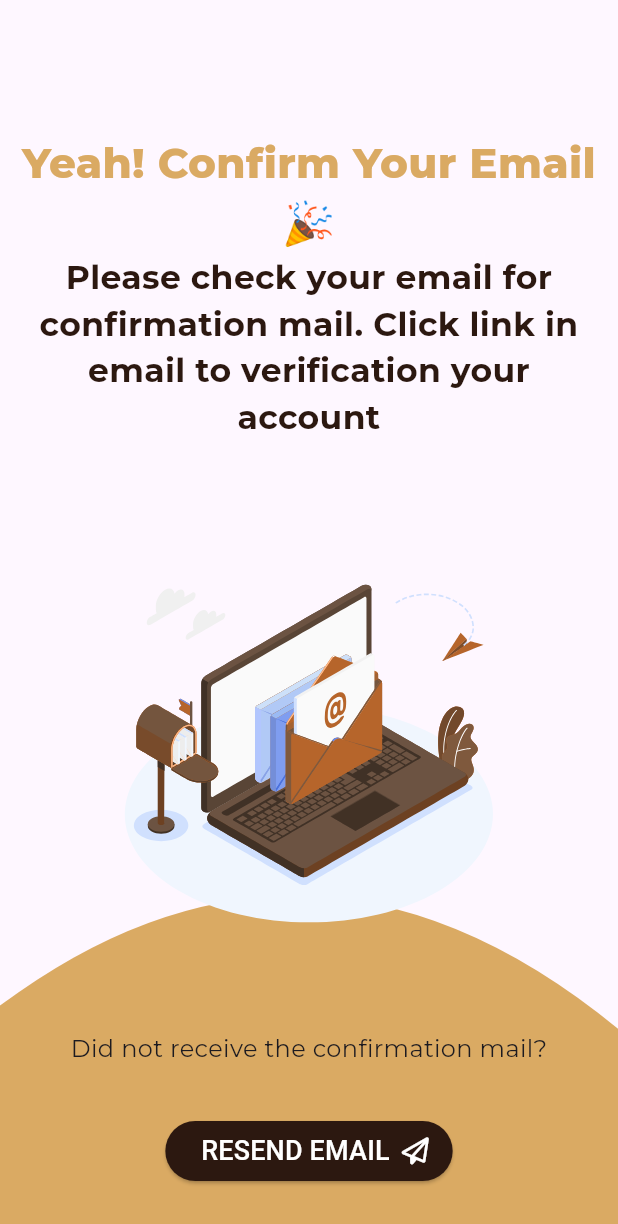
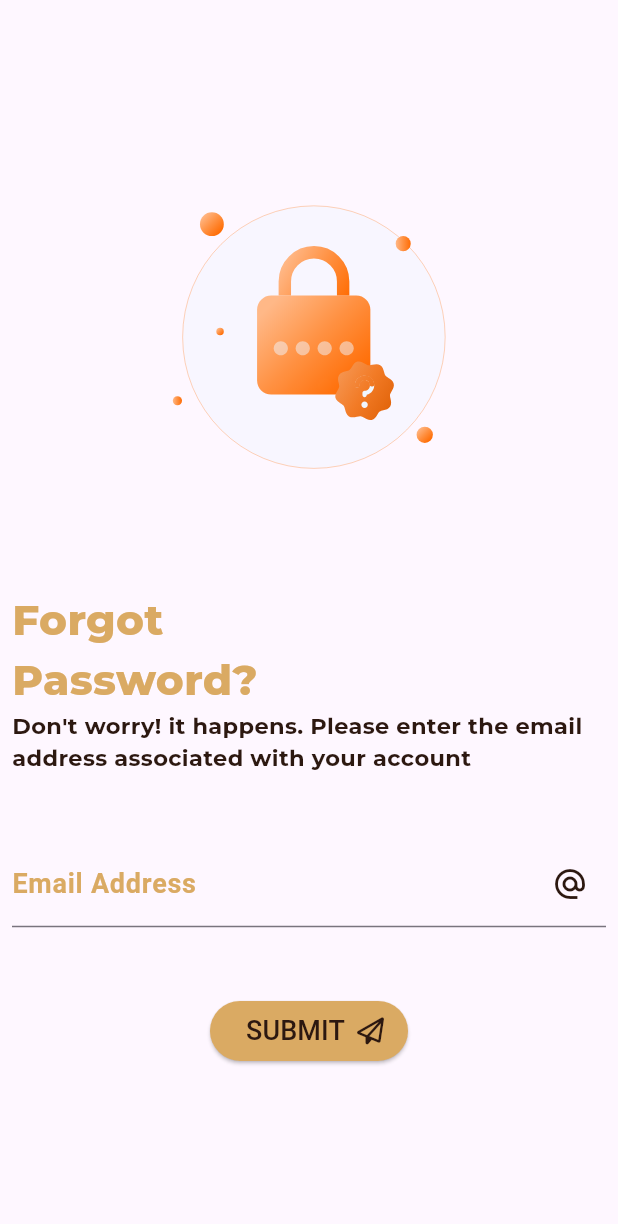
Before and after one commit to Shehab611/book, a Flutter app: the screen it shows after launch, on a phone screen of 412 x 824 dp. Shown: the top 1224 px of the screen. Run offline on Flutter 3.47's test engine with Material 2 defaults, Android fonts, the phone set to English and light mode, and no system bars; our stand-ins replace cloud_firestore, device_preview, dio, file_picker, firebase_auth, firebase_core and 8 more; accounts and stored records are empty.

Commit message:
forget_password_screen.dart ui is done

```diff
--- a/lib/core/utils/app_router.dart
+++ b/lib/core/utils/app_router.dart
@@ -1,4 +1,5 @@
-import 'package:book/features/authentication/presentation/views/complete_profile.dart';
+import 'package:book/features/authentication/presentation/views/complete_profile_screen.dart';
+import 'package:book/features/authentication/presentation/views/forget_password_screen.dart';
 import 'package:book/features/authentication/presentation/views/login_screen.dart';
 import 'package:book/features/authentication/presentation/views/register_screen.dart';
 import 'package:book/features/authentication/presentation/views/verification_screen.dart';
@@ -10,11 +11,13 @@ abstract class AppRouter {
   static const String kRegisterScreen = '/RegisterScreen';
   static const String kCompleteProfile = '/CompleteProfile';
   static const String kVerificationScreen = '/VerificationScreen';
+  static const String kForgetPasswordScreen = '/ForgetPasswordScreen';
 
   static final Map<String,WidgetBuilder> routes={
     kLoginScreen:(BuildContext context)=>const LoginScreen(),
     kRegisterScreen:(BuildContext context)=> const RegisterScreen(),
     kCompleteProfile:(BuildContext context)=>const CompleteProfileScreen(),
     kVerificationScreen:(BuildContext context)=>const VerificationScreen(),
+    kForgetPasswordScreen:(BuildContext context)=>const ForgetPasswordScreen(),
   };
 }
--- a/lib/features/authentication/presentation/components/text_field.dart
+++ b/lib/features/authentication/presentation/components/text_field.dart
@@ -11,7 +11,9 @@ class MyTextField extends StatelessWidget {
       this.isLast = false,
       this.enabled = true,
       required this.controller,
-      this.validator, this.onFieldSubmitted});
+      this.validator, this.onFieldSubmitted,
+      this.iconColor=kColor,this.labelColor=kColor, this.keyboardType
+      });
 
   final String labelText;
   final IconData iconData;
@@ -21,11 +23,14 @@ class MyTextField extends StatelessWidget {
   final TextEditingController controller;
   final String? Function(String?)? validator;
   final void Function(String?)? onFieldSubmitted;
+  final Color iconColor;
+  final Color labelColor;
+  final TextInputType? keyboardType;
   @override
   Widget build(BuildContext context) {
     return TextFormField(
-
       enabled: enabled,
+      keyboardType:keyboardType ,
       textInputAction: switch (isLast) {
         true => TextInputAction.done,
         false => TextInputAction.next
@@ -38,13 +43,13 @@ class MyTextField extends StatelessWidget {
         ),
         suffixIcon: Icon(
           iconData,
-          color: kColor,
+          color: iconColor,
         ),
         focusColor: kColor,
         focusedBorder: const UnderlineInputBorder(),
         labelText: labelText,
-        labelStyle: const TextStyle(
-            color: kColor, fontSize: 18, fontWeight: FontWeight.bold),
+        labelStyle:  TextStyle(
+            color: labelColor, fontSize: 18, fontWeight: FontWeight.bold),
       ),
       obscureText: obscureText,
       validator: validator,
--- a/lib/features/authentication/presentation/components/texts.dart
+++ b/lib/features/authentication/presentation/components/texts.dart
@@ -11,7 +11,7 @@ class TextWidget extends StatelessWidget {
       this.aboveTextAlign=TextAlign.left,
       this.bottomTextAlign=TextAlign.left,
         this.aboveTextColor=kColor,
-        this.bottomTextColor=kDefaultColor,
+        this.bottomTextColor=kDefaultColor, this.aboveTextFontSize, this.bottomTextFontSize,
       });
 
   final String aboveText;
@@ -21,7 +21,8 @@ class TextWidget extends StatelessWidget {
   final TextAlign bottomTextAlign;
   final String bottomText;
   final CrossAxisAlignment crossAxisAlignment;
-
+  final double? aboveTextFontSize;
+  final double? bottomTextFontSize;
   @override
   Widget build(BuildContext context) {
     return Column(
@@ -33,7 +34,7 @@ class TextWidget extends StatelessWidget {
           style:
               GoogleFonts.montserrat(color: aboveTextColor, fontWeight: FontWeight.w800)
                   .copyWith(
-                      fontSize:
+                      fontSize:aboveTextFontSize??
                           Theme.of(context).textTheme.headlineMedium?.fontSize
               ),
         ),
@@ -43,7 +44,7 @@ class TextWidget extends StatelessWidget {
           style: GoogleFonts.montserrat(
                   color: bottomTextColor, fontWeight: FontWeight.bold)
               .copyWith(
-                  fontSize:
+                  fontSize:bottomTextFontSize??
                   Theme.of(context).textTheme.titleLarge?.fontSize
           ),
         ),
--- /dev/null
+++ b/lib/features/authentication/presentation/views/forget_password_screen.dart
@@ -0,0 +1,135 @@
+import 'package:book/constants.dart';
+import 'package:book/core/utils/app_router.dart';
+import 'package:book/features/authentication/presentation/components/button_widget.dart';
+import 'package:book/features/authentication/presentation/components/texts.dart';
+import 'package:flutter/material.dart';
+import 'package:font_awesome_flutter/font_awesome_flutter.dart';
+import 'package:google_fonts/google_fonts.dart';
+import 'package:lottie/lottie.dart';
+
+import '../components/text_field.dart';
+
+class ForgetPasswordScreen extends StatelessWidget {
+  const ForgetPasswordScreen({super.key});
+
+  static TextEditingController emailController = TextEditingController();
+  static bool isVisible = false;
+  static var formKey = GlobalKey<FormState>();
+
+  @override
+  Widget build(BuildContext context) {
+    final Size size = MediaQuery.of(context).size;
+
+    return Scaffold(
+      appBar: AppBar(
+        elevation: 0,
+      ),
+      body: Form(
+        key: formKey,
+        child: Padding(
+          padding: const EdgeInsets.symmetric(horizontal: 8.0),
+          child: SingleChildScrollView(
+            child: SizedBox(
+              height: size.height *.85,
+              child: Column(
+                crossAxisAlignment: CrossAxisAlignment.start,
+                mainAxisAlignment: MainAxisAlignment.spaceEvenly,
+                children: [
+                  Center(
+                    child: Lottie.asset(
+                      'assets/animated_json/reset_password_animation.json',
+                      height: size.height * .3,
+                    ),
+                  ),
+                  const TextWidget(
+                      aboveText: 'Forgot\nPassword?',
+                      bottomTextColor: kColor,
+                      aboveTextColor: kDefaultColor,
+                      bottomTextFontSize: 15,
+                      bottomText:
+                      'Don\'t worry! it happens. Please enter the email address associated with your account'),
+                  MyTextField(
+                      labelText: 'Email Address',
+                      keyboardType: TextInputType.emailAddress,
+                      labelColor: kDefaultColor,
+                      validator: (String? value) {
+                        switch (value!.isEmpty) {
+                          case true:
+                            return 'Email can not be empty';
+                          case false:
+                            bool isEmail = RegExp(
+                                r"^[a-zA-Z\d.a-zA-Z\d.!#$%&'*+-/=?^_`{|}~]+@[a-zA-Z\d]+\.[a-zA-Z]+")
+                                .hasMatch(value);
+                            return (isEmail)
+                                ? null
+                                : 'Please Enter a valid Email Address';
+                        }
+                      },
+                      iconData: Icons.alternate_email,
+                      controller: emailController),
+                  Center(
+                    child: ButtonWidget(
+                      onPressed: () {
+                        if (formKey.currentState!.validate()) {
+                          // todo :: send reset password email
+                          showDialog(
+                            context: context,
+                            builder: (BuildContext context) {
+                              return AlertDialog(
+                                title: Text(
+                                  "Password Reset",
+                                  style: GoogleFonts.montserrat(
+                                      color: kDefaultColor,
+                                      fontWeight: FontWeight.w800)
+                                      .copyWith(
+                                      fontSize: Theme.of(context)
+                                          .textTheme
+                                          .headlineSmall
+                                          ?.fontSize),
+                                ),
+                                content: Text(
+                                    "Your Reset Password mail has been sent to your email.\nPlease for the instructions provided in this mail.",
+                                    style: GoogleFonts.montserrat(
+                                        color: kDefaultColor,
+                                        fontWeight: FontWeight.w600)
+                                        .copyWith(
+                                        fontSize: Theme.of(context)
+                                            .textTheme
+                                            .bodyMedium
+                                            ?.fontSize)),
+                                backgroundColor: kColor,
+                                shape: OutlineInputBorder(
+                                    borderRadius: BorderRadius.circular(15)),
+                                elevation: 10,
+                                actions: [
+                                  Center(
+                                    child: ButtonWidget(
+                                      onPressed: () {
+                                        Navigator.pushReplacementNamed(
+                                            context, AppRouter.kLoginScreen);
+                                      },
+                                      iconData: Icons.check_circle_rounded,
+                                      buttonText: 'Go to Login Page',
+                                      iconDirection: TextDirection.rtl,
+                                    ),
+                                  ),
+                                ],
+                              );
+                            },
+                          );
+                        }
+                      },
+                      iconData: FontAwesomeIcons.paperPlane,
+                      buttonText: 'SUBMIT',
+                      iconDirection: TextDirection.rtl,
+                    ),
+                  ),
+                ],
+              ),
+            ),
+          ),
+        ),
+      ),
+    );
+  }
+}
--- a/lib/features/authentication/presentation/views/verification_screen.dart
+++ b/lib/features/authentication/presentation/views/verification_screen.dart
@@ -42,11 +42,8 @@ class VerificationScreen extends StatelessWidget {
                   bottomText:
                   'Please check your email for confirmation mail. Click link in email to verification your account',
                 ),
-                SizedBox(
-                  height: size.height * .4,
-                  child: Lottie.asset(
-                    'assets/animated_json/verification_animation.json',
-                  ),
+                Lottie.asset(
+                  'assets/animated_json/verification_animation.json',height:size.height * .4,
                 ),
                 Text('Did not receive the confirmation mail?',
                   style: GoogleFonts.montserrat().copyWith(fontSize:Theme.of(context).textTheme.titleMedium!.fontSize),),
--- a/lib/features/authentication/presentation/widgets/login_body_widget.dart
+++ b/lib/features/authentication/presentation/widgets/login_body_widget.dart
@@ -41,6 +41,7 @@ class _LoginBodyWidgetState extends State<LoginBodyWidget> {
             ),
             MyTextField(
               labelText: 'Email',
+              keyboardType: TextInputType.emailAddress,
               iconData: Icons.email_outlined,
               controller: LoginBodyWidget.emailController,
               validator: (String? value) {
@@ -88,7 +89,7 @@ class _LoginBodyWidgetState extends State<LoginBodyWidget> {
             GoInButton(
               onPressed: () {
                 if(LoginBodyWidget.formKey.currentState!.validate()){
-                  //todo :: navigate to home and login to firebase
+                  // todo :: navigate to home and login to firebase
                 }
 
               },
--- a/lib/features/authentication/presentation/widgets/register_body_widget.dart
+++ b/lib/features/authentication/presentation/widgets/register_body_widget.dart
@@ -49,6 +49,7 @@ class _RegisterBodyWidgetState extends State<RegisterBodyWidget> {
             ),
             MyTextField(
               labelText: 'Email',
+              keyboardType: TextInputType.emailAddress,
               iconData: Icons.email_outlined,
               controller: RegisterBodyWidget.emailController,
               validator: (String? value) {
--- a/lib/main.dart
+++ b/lib/main.dart
@@ -15,7 +15,7 @@ void main() async{
   );
   SystemChrome.setEnabledSystemUIMode(SystemUiMode.immersiveSticky,);
   runApp(DevicePreview(
-    enabled: !kReleaseMode,
+    enabled: false,
     builder: (context) => const MyApp(),
   ),);
 }
@@ -34,7 +34,7 @@ class MyApp extends StatelessWidget {
         useMaterial3: true,primaryColor: kDefaultColor
       ),
       debugShowCheckedModeBanner: false,
-      initialRoute: AppRouter.kVerificationScreen,
+      initialRoute: AppRouter.kForgetPasswordScreen,
       routes: AppRouter.routes,
     );
   }
```
Also changed, not shown: assets/animated_json/reset_password_animation.json (added, +1 -0 lines), lib/features/authentication/presentation/views/complete_profile_screen.dart (renamed from lib/features/authentication/presentation/views/complete_profile.dart), lib/features/authentication/presentation/widgets/painter.dart (line endings or trailing spaces).
